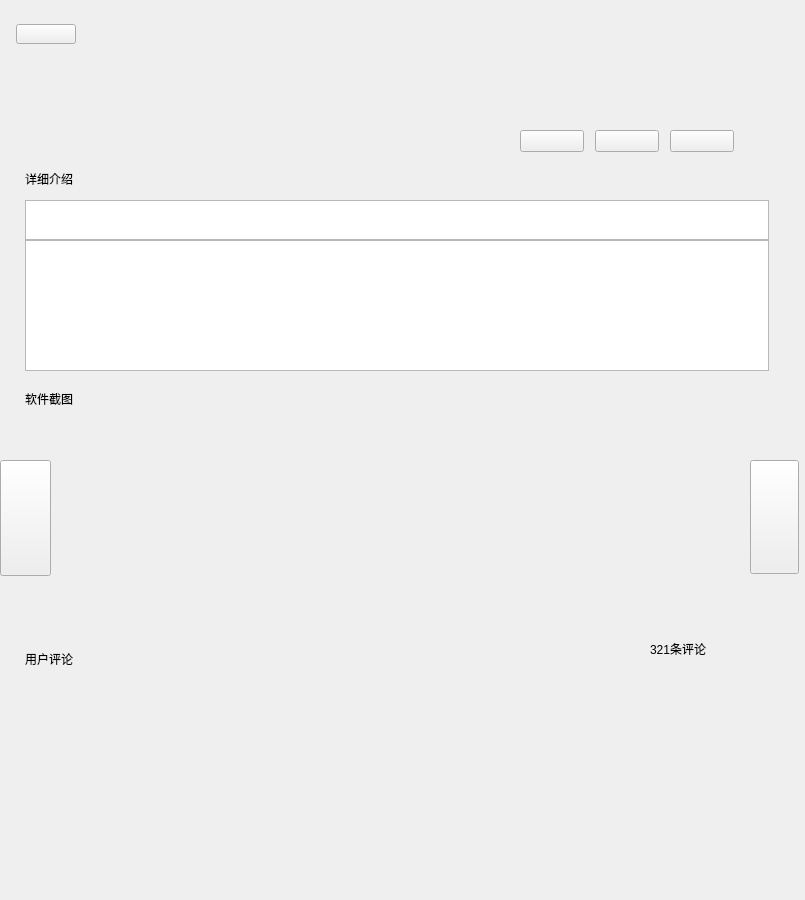
Above: ui/detailw.ui from UbuntuKylin/kylin-software-center before the change. Below: the same form after it.
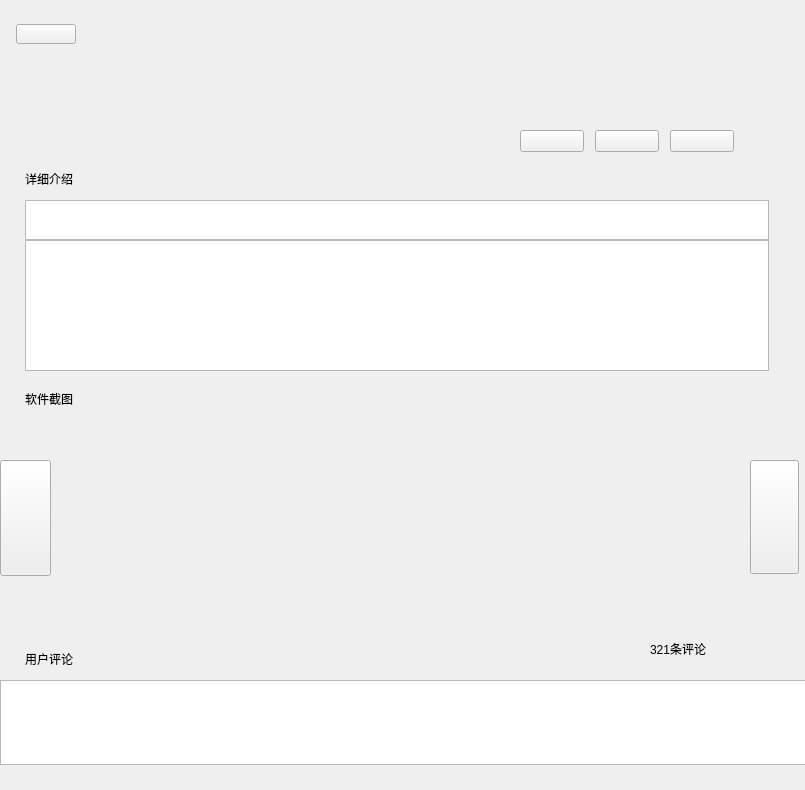
That is the form after the change.

Patch:
```diff
--- a/ui/detailw.ui
+++ b/ui/detailw.ui
@@ -7,7 +7,7 @@
     <x>0</x>
     <y>0</y>
     <width>805</width>
-    <height>900</height>
+    <height>790</height>
    </rect>
   </property>
   <property name="windowTitle">
@@ -371,6 +371,16 @@
     <string>321条评论</string>
    </property>
   </widget>
+  <widget class="QListWidget" name="reviewListWidget">
+   <property name="geometry">
+    <rect>
+     <x>0</x>
+     <y>680</y>
+     <width>815</width>
+     <height>85</height>
+    </rect>
+   </property>
+  </widget>
  </widget>
  <resources/>
  <connections/>
```
